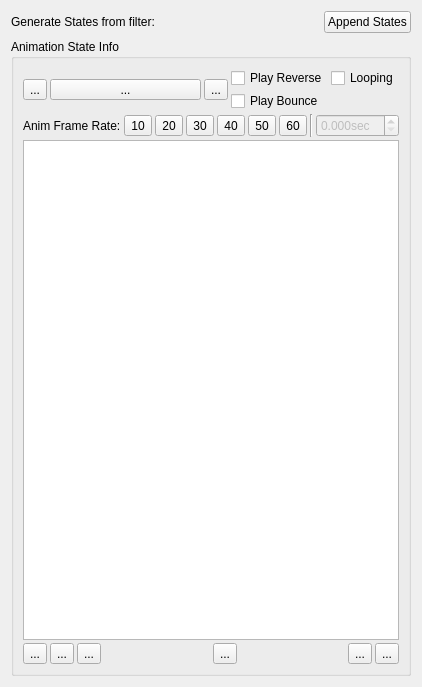
Above: Editor/src/Items/Sprite/SpriteWidget.ui from GameOverture/HarmonyEngine before the change. Below: the same form after it.
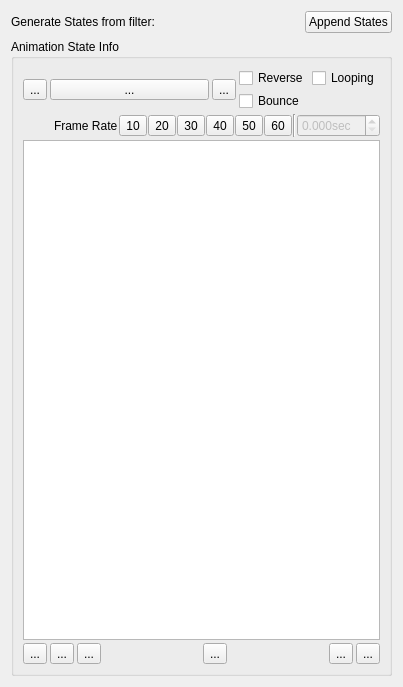
That is the form after the change. Icons and pictures are not drawn. Custom widgets are drawn as their Qt base class.

Commit message: Editor docking widget polish

What changed in the file:
```diff
--- a/Editor/src/Items/Sprite/SpriteWidget.ui
+++ b/Editor/src/Items/Sprite/SpriteWidget.ui
@@ -139,14 +139,14 @@
             <item row="1" column="0">
              <widget class="QCheckBox" name="chkBounce">
               <property name="text">
-               <string>Play Bounce</string>
+               <string>Bounce</string>
               </property>
              </widget>
             </item>
             <item row="0" column="0">
              <widget class="QCheckBox" name="chkReverse">
               <property name="text">
-               <string>Play Reverse</string>
+               <string>Reverse</string>
               </property>
              </widget>
             </item>
@@ -164,7 +164,7 @@
         <item>
          <layout class="QHBoxLayout" name="horizontalLayout_3">
           <property name="spacing">
-           <number>3</number>
+           <number>1</number>
           </property>
           <item>
            <spacer name="horizontalSpacer_4">
@@ -182,7 +182,7 @@
           <item>
            <widget class="QLabel" name="label_3">
             <property name="text">
-             <string>Anim Frame Rate:</string>
+             <string>Frame Rate</string>
             </property>
            </widget>
           </item>
```
The commit also changes 2 other files.
